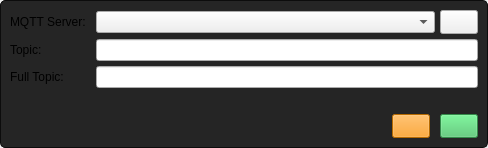
tom-23/TasmoManager, file src/gui/devicemqttserverswidget.ui: the form before one commit.
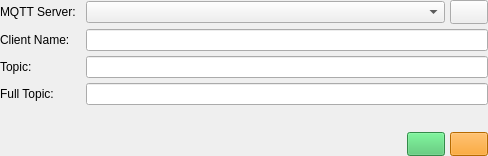
The form after the commit. Icons and pictures are not drawn.

What changed in the file:
```diff
--- a/src/gui/devicemqttserverswidget.ui
+++ b/src/gui/devicemqttserverswidget.ui
@@ -7,7 +7,7 @@
     <x>0</x>
     <y>0</y>
     <width>488</width>
-    <height>148</height>
+    <height>156</height>
    </rect>
   </property>
   <property name="windowTitle">
@@ -15,9 +15,7 @@
   </property>
   <property name="styleSheet">
    <string notr="true">#centralWidget {
-	background-color: #252525;
-	border: 1px Solid #0C0C0C;
-	border-radius: 5px;
+
 }
 
 #editButton {
@@ -60,16 +58,16 @@
        <number>10</number>
       </property>
       <property name="leftMargin">
-       <number>10</number>
+       <number>0</number>
       </property>
       <property name="topMargin">
-       <number>10</number>
+       <number>0</number>
       </property>
       <property name="rightMargin">
-       <number>10</number>
+       <number>0</number>
       </property>
       <property name="bottomMargin">
-       <number>10</number>
+       <number>0</number>
       </property>
       <item>
        <layout class="QFormLayout" name="formLayout_2">
@@ -82,26 +80,23 @@
         <property name="verticalSpacing">
          <number>5</number>
         </property>
-        <item row="1" column="0">
+        <item row="2" column="0">
          <widget class="QLabel" name="label_2">
           <property name="text">
            <string>Topic:</string>
           </property>
          </widget>
         </item>
-        <item row="1" column="1">
+        <item row="2" column="1">
          <widget class="QLineEdit" name="topic"/>
         </item>
-        <item row="2" column="0">
+        <item row="3" column="0">
          <widget class="QLabel" name="label_3">
           <property name="text">
            <string>Full Topic:</string>
           </property>
          </widget>
         </item>
-        <item row="2" column="1">
-         <widget class="QLineEdit" name="fullTopic"/>
-        </item>
         <item row="0" column="0">
          <widget class="QLabel" name="label">
           <property name="text">
@@ -136,16 +131,52 @@
           </item>
          </layout>
         </item>
+        <item row="3" column="1">
+         <widget class="QLineEdit" name="fullTopic">
+          <property name="contextMenuPolicy">
+           <enum>Qt::ActionsContextMenu</enum>
+          </property>
+         </widget>
+        </item>
+        <item row="1" column="0">
+         <widget class="QLabel" name="label_4">
+          <property name="text">
+           <string>Client Name:</string>
+          </property>
+         </widget>
+        </item>
+        <item row="1" column="1">
+         <widget class="QLineEdit" name="clientName"/>
+        </item>
        </layout>
       </item>
       <item>
        <layout class="QHBoxLayout" name="horizontalLayout_2">
         <property name="spacing">
-         <number>10</number>
+         <number>5</number>
         </property>
         <property name="topMargin">
          <number>0</number>
         </property>
+        <item>
+         <widget class="QLabel" name="spinner">
+          <property name="minimumSize">
+           <size>
+            <width>16</width>
+            <height>16</height>
+           </size>
+          </property>
+          <property name="maximumSize">
+           <size>
+            <width>16</width>
+            <height>16</height>
+           </size>
+          </property>
+          <property name="text">
+           <string/>
+          </property>
+         </widget>
+        </item>
         <item>
          <spacer name="horizontalSpacer">
           <property name="orientation">
@@ -159,13 +190,6 @@
           </property>
          </spacer>
         </item>
-        <item>
-         <widget class="QPushButton" name="revertButton">
-          <property name="text">
-           <string/>
-          </property>
-         </widget>
-        </item>
         <item>
          <widget class="QPushButton" name="saveButton">
           <property name="text">
@@ -173,6 +197,13 @@
           </property>
          </widget>
         </item>
+        <item>
+         <widget class="QPushButton" name="revertButton">
+          <property name="text">
+           <string/>
+          </property>
+         </widget>
+        </item>
        </layout>
       </item>
      </layout>
```
Left out of the diff: 30 changed lines with no effect on the pictures.
